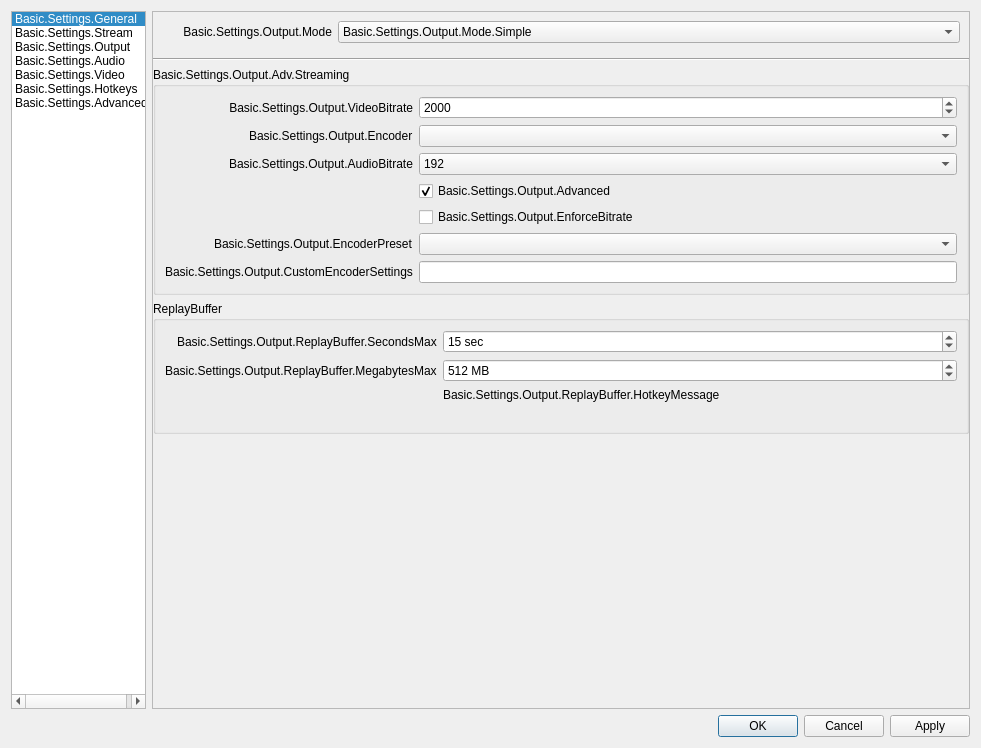
First picture: the form in vendor_skins/Evercast/UI/forms/OBSBasicSettings.ui, repository CoSMoSoftware/OBS-studio-webrtc, before the edit.
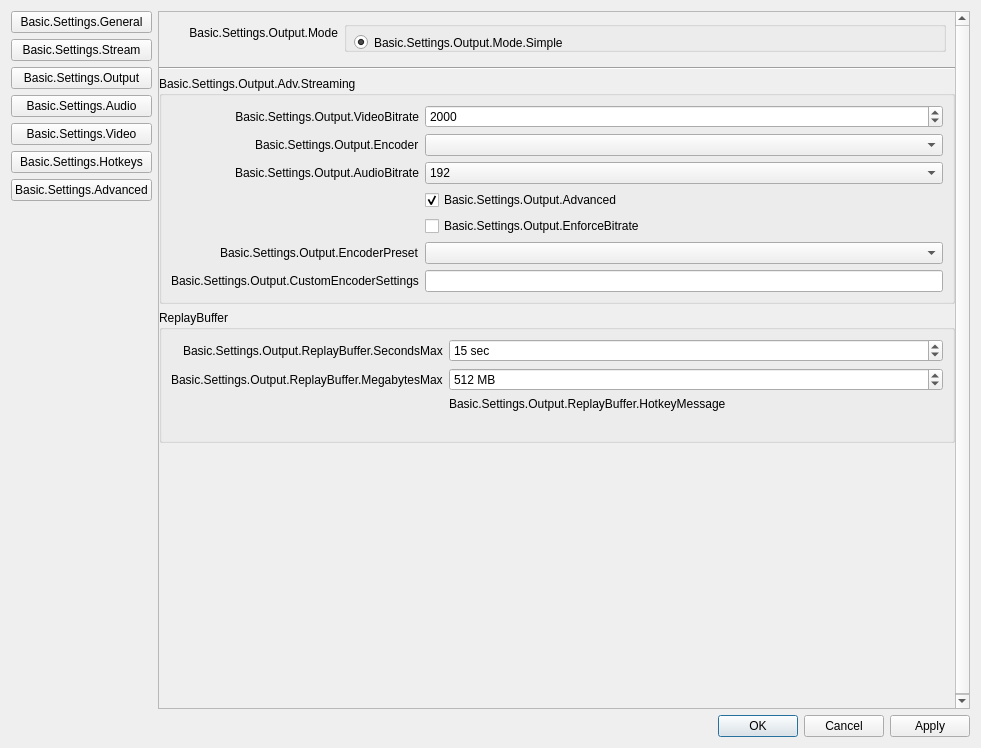
Second picture: the form after the edit. The open tabs and pages were chosen to show the change. Icons and pictures are not drawn.

Commit message: window Settings: replaced left list of QListWidgetItem by a QButtonGroup and real QPushButton changed Stream Type Evercast from a QComboBox to a QRadioButton changed simple output mode from a QcomboBox to a QRadioButton removed property 'checkable' from QPushButtons changed list of codecs from QComboBox to list of QRadioButton replace list of codecs QComboBox by a list of QRadioButton codecs: set as selected the codec memorized in file settings.json connect signal buttonClicked() of QButtonGroup group of radio buttons to Apply button slot have Apply button always active

What changed in the file:
```diff
--- a/vendor_skins/Evercast/UI/forms/OBSBasicSettings.ui
+++ b/vendor_skins/Evercast/UI/forms/OBSBasicSettings.ui
@@ -28,30 +28,28 @@
   <layout class="QVBoxLayout" name="verticalLayout">
    <item>
     <layout class="QHBoxLayout" name="horizontalLayout">
-     <item alignment="Qt::AlignLeft">
-      <widget class="QListWidget" name="listWidget">
+     <item>
+      <layout class="QVBoxLayout" name="verticalLayout_23">
+       <property name="bottomMargin">
+        <number>0</number>
+       </property>
+       <item alignment="Qt::AlignTop">
+        <widget class="QPushButton" name="SettingsGeneralButton">
+         <property name="enabled">
+          <bool>true</bool>
+         </property>
        <property name="sizePolicy">
-        <sizepolicy hsizetype="Minimum" vsizetype="Expanding">
+          <sizepolicy hsizetype="Minimum" vsizetype="Fixed">
          <horstretch>0</horstretch>
          <verstretch>0</verstretch>
         </sizepolicy>
        </property>
-       <property name="maximumSize">
+         <property name="minimumSize">
         <size>
-         <width>135</width>
-         <height>16777215</height>
-        </size>
-       </property>
-       <property name="iconSize">
-        <size>
-         <width>48</width>
-         <height>48</height>
-        </size>
-       </property>
-       <property name="currentRow">
-        <number>0</number>
-       </property>
-       <item>
+           <width>0</width>
+           <height>0</height>
+          </size>
+         </property>
         <property name="text">
          <string>Basic.Settings.General</string>
         </property>
@@ -59,8 +57,19 @@
          <iconset resource="obs.qrc">
           <normaloff>:/settings/images/settings/system-settings-3.png</normaloff>:/settings/images/settings/system-settings-3.png</iconset>
         </property>
+         <property name="iconSize">
+          <size>
+           <width>64</width>
+           <height>64</height>
+          </size>
+         </property>
+         <attribute name="buttonGroup">
+          <string notr="true">basicSettingsButtonGroup</string>
+         </attribute>
+        </widget>
        </item>
-       <item>
+       <item alignment="Qt::AlignTop">
+        <widget class="QPushButton" name="SettingsStreamButton">
         <property name="text">
          <string>Basic.Settings.Stream</string>
         </property>
@@ -68,8 +77,19 @@
          <iconset resource="obs.qrc">
           <normaloff>:/settings/images/settings/network.png</normaloff>:/settings/images/settings/network.png</iconset>
         </property>
+         <property name="iconSize">
+          <size>
+           <width>64</width>
+           <height>64</height>
+          </size>
+         </property>
+         <attribute name="buttonGroup">
+          <string notr="true">basicSettingsButtonGroup</string>
+         </attribute>
+        </widget>
        </item>
-       <item>
+       <item alignment="Qt::AlignTop">
+        <widget class="QPushButton" name="SettingsOutputButton">
         <property name="text">
          <string>Basic.Settings.Output</string>
         </property>
@@ -77,8 +97,19 @@
          <iconset resource="obs.qrc">
           <normaloff>:/settings/images/settings/network-bluetooth.png</normaloff>:/settings/images/settings/network-bluetooth.png</iconset>
         </property>
+         <property name="iconSize">
+          <size>
+           <width>64</width>
+           <height>64</height>
+          </size>
+         </property>
+         <attribute name="buttonGroup">
+          <string notr="true">basicSettingsButtonGroup</string>
+         </attribute>
+        </widget>
        </item>
-       <item>
+       <item alignment="Qt::AlignTop">
+        <widget class="QPushButton" name="SettingsAudioButton">
         <property name="text">
          <string>Basic.Settings.Audio</string>
         </property>
@@ -86,8 +117,19 @@
          <iconset resource="obs.qrc">
           <normaloff>:/settings/images/settings/decibel_audio_player.png</normaloff>:/settings/images/settings/decibel_audio_player.png</iconset>
         </property>
+         <property name="iconSize">
+          <size>
+           <width>64</width>
+           <height>64</height>
+          </size>
+         </property>
+         <attribute name="buttonGroup">
+          <string notr="true">basicSettingsButtonGroup</string>
+         </attribute>
+        </widget>
        </item>
-       <item>
+       <item alignment="Qt::AlignTop">
+        <widget class="QPushButton" name="SettingsVideoButton">
         <property name="text">
          <string>Basic.Settings.Video</string>
         </property>
@@ -95,8 +137,19 @@
          <iconset resource="obs.qrc">
           <normaloff>:/settings/images/settings/video-display-3.png</normaloff>:/settings/images/settings/video-display-3.png</iconset>
         </property>
+         <property name="iconSize">
+          <size>
+           <width>64</width>
+           <height>64</height>
+          </size>
+         </property>
+         <attribute name="buttonGroup">
+          <string notr="true">basicSettingsButtonGroup</string>
+         </attribute>
+        </widget>
        </item>
-       <item>
+       <item alignment="Qt::AlignTop">
+        <widget class="QPushButton" name="SettingsHotkeysButton">
         <property name="text">
          <string>Basic.Settings.Hotkeys</string>
         </property>
@@ -104,8 +157,19 @@
          <iconset resource="obs.qrc">
           <normaloff>:/settings/images/settings/preferences-desktop-keyboard-shortcuts.png</normaloff>:/settings/images/settings/preferences-desktop-keyboard-shortcuts.png</iconset>
         </property>
+         <property name="iconSize">
+          <size>
+           <width>64</width>
+           <height>64</height>
+          </size>
+         </property>
+         <attribute name="buttonGroup">
+          <string notr="true">basicSettingsButtonGroup</string>
+         </attribute>
+        </widget>
        </item>
-       <item>
+       <item alignment="Qt::AlignTop">
+        <widget class="QPushButton" name="SettingsAdvancedButton">
         <property name="text">
          <string>Basic.Settings.Advanced</string>
         </property>
@@ -113,8 +177,31 @@
          <iconset resource="obs.qrc">
           <normaloff>:/settings/images/settings/advanced.png</normaloff>:/settings/images/settings/advanced.png</iconset>
         </property>
-       </item>
-      </widget>
+         <property name="iconSize">
+          <size>
+           <width>64</width>
+           <height>64</height>
+          </size>
+         </property>
+         <attribute name="buttonGroup">
+          <string notr="true">basicSettingsButtonGroup</string>
+         </attribute>
+        </widget>
+       </item>
+       <item>
+        <spacer name="verticalSpacer_3">
+         <property name="orientation">
+          <enum>Qt::Vertical</enum>
+         </property>
+         <property name="sizeHint" stdset="0">
+          <size>
+           <width>20</width>
+           <height>500</height>
+          </size>
+         </property>
+        </spacer>
+       </item>
+      </layout>
      </item>
      <item>
       <widget class="QStackedWidget" name="settingsPages">
@@ -782,24 +869,32 @@
                  </widget>
                 </item>
                 <item row="0" column="1">
-                 <widget class="QComboBox" name="outputMode">
-                  <property name="enabled">
-                   <bool>true</bool>
+                 <widget class="QGroupBox" name="groupBox_18">
+                  <property name="title">
+                   <string/>
                   </property>
-                  <property name="sizePolicy">
-                   <sizepolicy hsizetype="Expanding" vsizetype="Fixed">
-                    <horstretch>0</horstretch>
-                    <verstretch>0</verstretch>
-                   </sizepolicy>
+                  <property name="alignment">
+                   <set>Qt::AlignLeading|Qt::AlignLeft|Qt::AlignVCenter</set>
                   </property>
-                  <property name="currentIndex">
-                   <number>0</number>
-                  </property>
-                  <item>
+                  <widget class="QRadioButton" name="radioButtonOutputModeSimple">
+                   <property name="geometry">
+                    <rect>
+                     <x>10</x>
+                     <y>10</y>
+                     <width>281</width>
+                     <height>23</height>
+                    </rect>
+                   </property>
                    <property name="text">
                     <string>Basic.Settings.Output.Mode.Simple</string>
                    </property>
-                  </item>
+                   <property name="checked">
+                    <bool>true</bool>
+                   </property>
+                   <attribute name="buttonGroup">
+                    <string notr="true">outputModeButtonGroup</string>
+                   </attribute>
+                  </widget>
                  </widget>
                 </item>
                </layout>
```
Left out of the diff: 100 changed lines with no effect on the pictures. Lines whose indentation alone changed are shown as unchanged. The commit also changes 8 other files.
